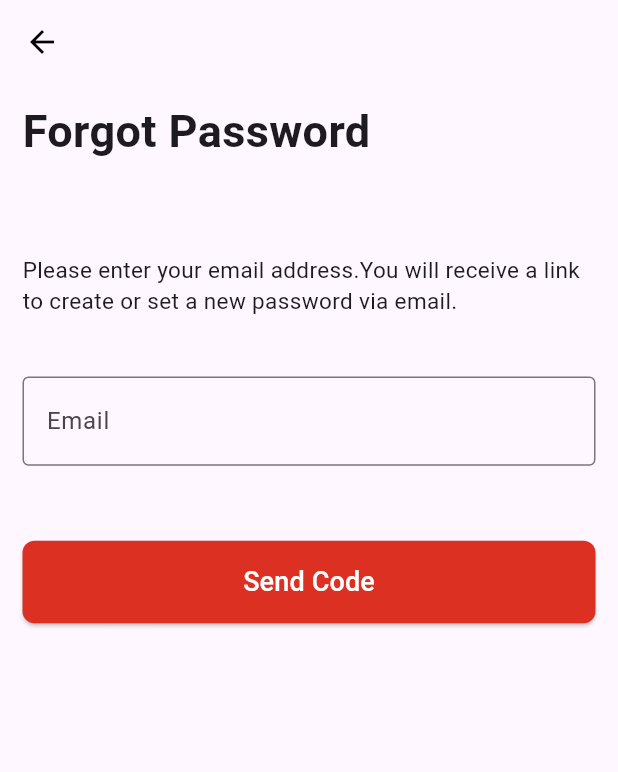
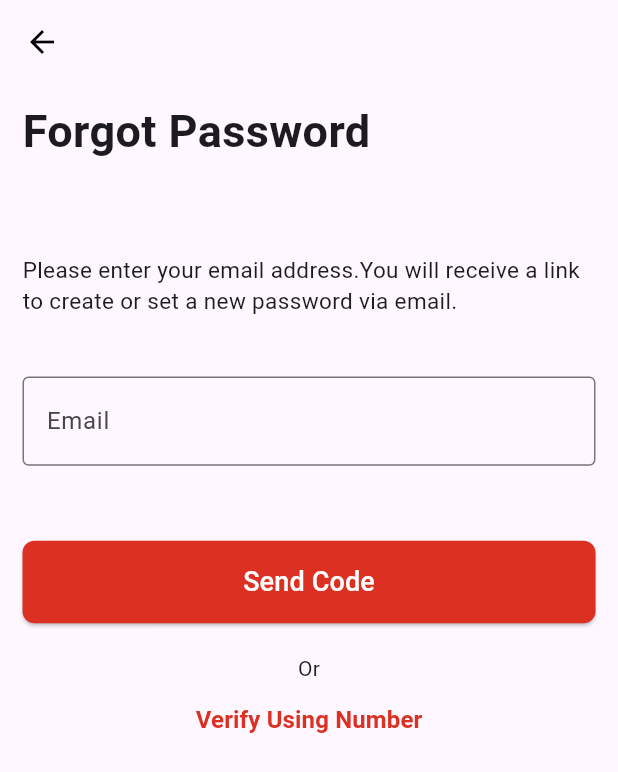
Before and after one commit to Isuru49/Flutter_Ecommerce_Shopping_UI, a Flutter app: the ForgotScreen screen opened directly, on a phone screen of 412 x 824 dp. Shown: the top 772 px of the screen. Run offline on Flutter 3.47's test engine with Material 3 defaults, Android fonts, the light colour scheme and no system bars; our stand-ins replace introduction_screen; missing offline and left inert: sms_otp_auto_verify.

Commit message:
update OTP Auth Screen UI

```diff
--- a/flutter_ecommerce_shopping_ui/lib/screen/forgot_screen.dart
+++ b/flutter_ecommerce_shopping_ui/lib/screen/forgot_screen.dart
@@ -1,5 +1,7 @@
 import 'package:flutter/cupertino.dart';
 import 'package:flutter/material.dart';
+import 'package:flutter/widgets.dart';
+import 'package:flutter_ecommerce_shopping_ui/screen/otp_screen.dart';
 import 'package:flutter_ecommerce_shopping_ui/screen/recovery_screen.dart';
 
 class ForgotScreen extends StatefulWidget {
@@ -26,14 +28,17 @@ class _ForgotScreenState extends State<ForgotScreen> {
         child: Padding(
           padding: EdgeInsets.symmetric(horizontal: 15),
           child: Column(
-            crossAxisAlignment: CrossAxisAlignment.start,
+            // crossAxisAlignment: CrossAxisAlignment.start,
             children: [
               SizedBox(
                 height: 10,
               ),
-              Text(
-                "Forgot Password",
-                style: TextStyle(fontSize: 30, fontWeight: FontWeight.bold),
+              Align(
+                alignment: Alignment.topLeft,
+                child: Text(
+                  "Forgot Password",
+                  style: TextStyle(fontSize: 30, fontWeight: FontWeight.bold),
+                ),
               ),
               SizedBox(height: 60),
               Text(
@@ -88,6 +93,28 @@ class _ForgotScreenState extends State<ForgotScreen> {
                   ),
                 ),
               ),
+              Column(
+                crossAxisAlignment: CrossAxisAlignment.center,
+                children: [
+                  SizedBox(height: 20),
+                  Text("Or"),
+                  TextButton(
+                      onPressed: () {
+                        Navigator.push(
+                            context,
+                            MaterialPageRoute(
+                              builder: (context) => OTPScreen(),
+                            ));
+                      },
+                      child: Text(
+                        "Verify Using Number",
+                        style: TextStyle(
+                            color: Color(0xFFDB3022),
+                            fontSize: 16,
+                            fontWeight: FontWeight.w600),
+                      ))
+                ],
+              ),
             ],
           ),
         ),
--- a/flutter_ecommerce_shopping_ui/pubspec.yaml
+++ b/flutter_ecommerce_shopping_ui/pubspec.yaml
@@ -36,6 +36,7 @@ dependencies:
   # Use with the CupertinoIcons class for iOS style icons.
   cupertino_icons: ^1.0.6
   introduction_screen: ^3.1.14
+  sms_otp_auto_verify: ^2.1.0
 
 dev_dependencies:
   flutter_test:
```
Also changed, not shown: flutter_ecommerce_shopping_ui/lib/screen/otp_screen.dart (added, +69 -0 lines), flutter_ecommerce_shopping_ui/lib/screen/otp_verify_screen.dart (added, +97 -0 lines), flutter_ecommerce_shopping_ui/pubspec.lock.
